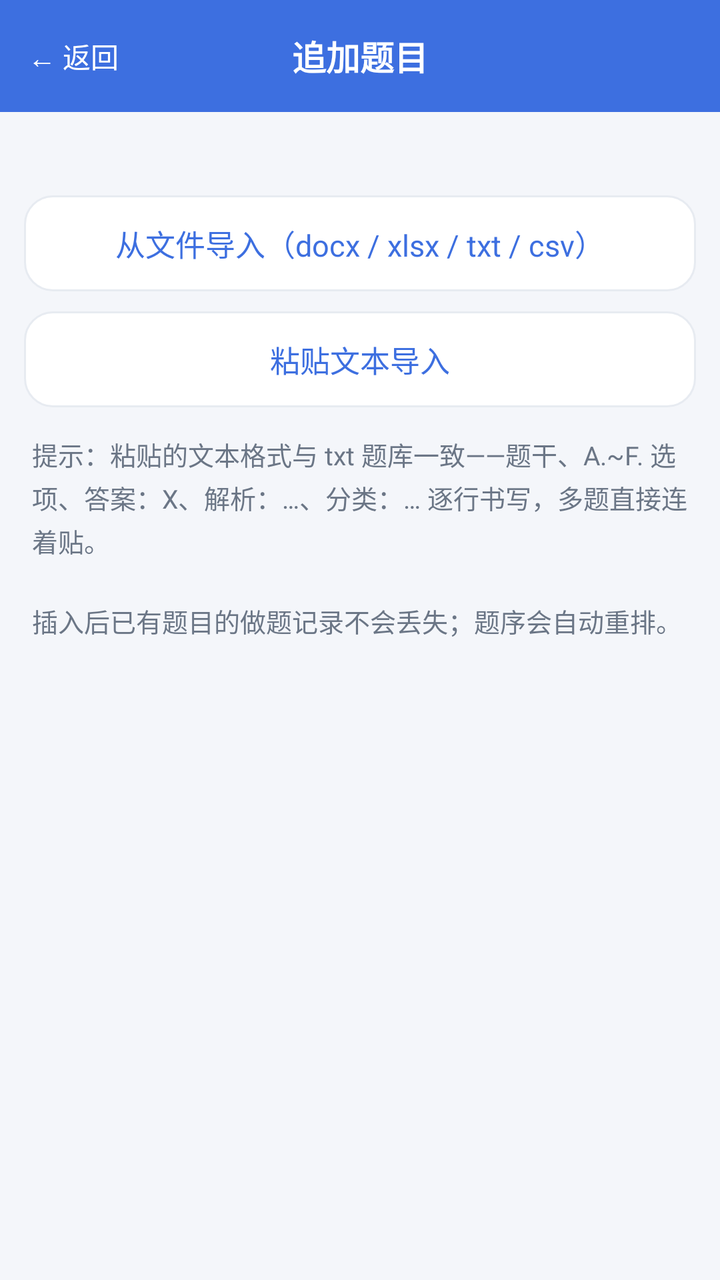
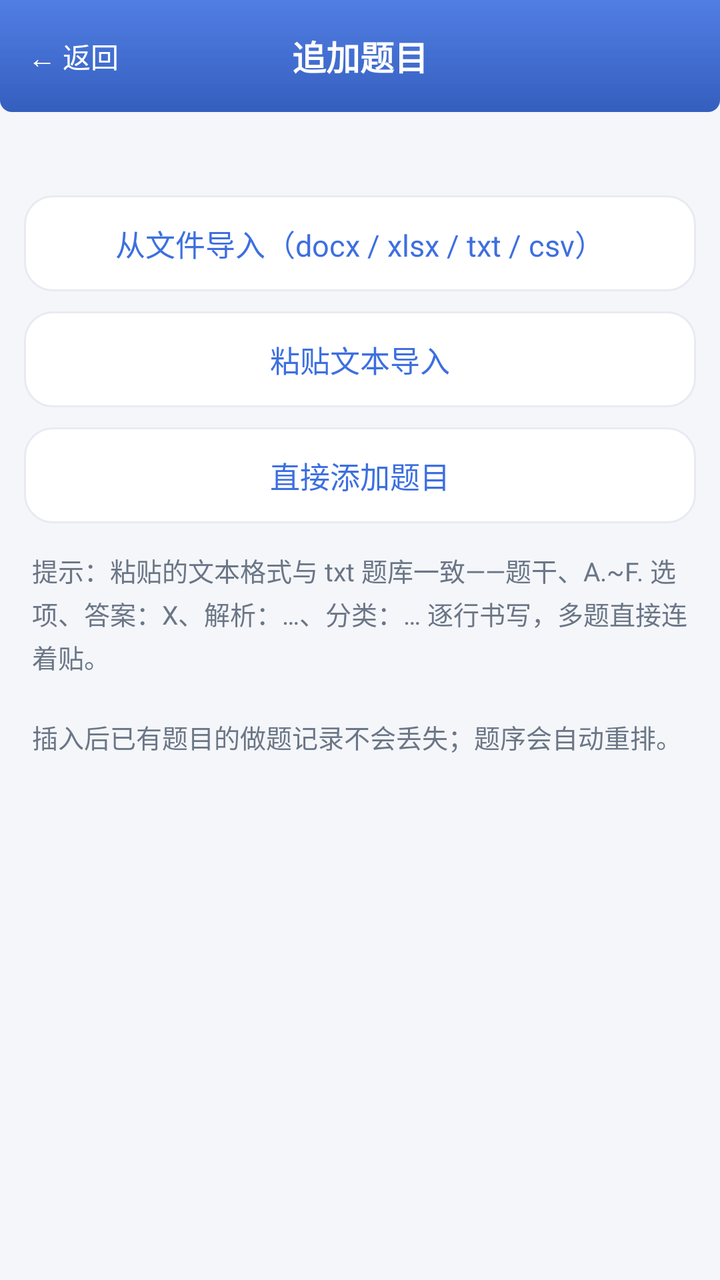

Before-and-after screenshots of an Android layout around one commit, followed by the original layout XML and the change that was made.
<!-- AndroidManifest.xml: application theme AppTheme.Light -->
<!-- res/layout/activity_append_questions.xml -->
<?xml version="1.0" encoding="utf-8"?>
<LinearLayout xmlns:android="http://schemas.android.com/apk/res/android"
    android:layout_width="match_parent"
    android:layout_height="match_parent"
    android:background="?attr/qzBg"
    android:orientation="vertical">

    <FrameLayout
        android:layout_width="match_parent"
        android:layout_height="56dp"
        android:background="?attr/qzPrimary">

        <TextView
            android:id="@+id/btnBack"
            android:layout_width="wrap_content"
            android:layout_height="match_parent"
            android:gravity="center"
            android:paddingStart="14dp"
            android:paddingEnd="14dp"
            android:text="@string/ui_4"
            android:textColor="?attr/qzOnPrimary"
            android:textSize="14sp" />

        <TextView
            android:layout_width="wrap_content"
            android:layout_height="wrap_content"
            android:layout_gravity="center"
            android:text="@string/ui_127"
            android:textColor="?attr/qzOnPrimary"
            android:textSize="17sp"
            android:textStyle="bold" />
    </FrameLayout>

    <ScrollView
        android:layout_width="match_parent"
        android:layout_height="0dp"
        android:layout_weight="1">

        <LinearLayout
            android:layout_width="match_parent"
            android:layout_height="wrap_content"
            android:orientation="vertical"
            android:padding="12dp">

            <TextView
                android:id="@+id/appendBank"
                android:layout_width="wrap_content"
                android:layout_height="wrap_content"
                android:paddingLeft="4dp"
                android:textColor="?attr/qzTextSub"
                android:textSize="13sp" />

            <TextView
                android:id="@+id/btnPickFile"
                android:layout_width="match_parent"
                android:layout_height="48dp"
                android:layout_marginTop="12dp"
                android:background="@drawable/bg_card_ripple"
                android:gravity="center"
                android:text="@string/ui_15"
                android:textColor="?attr/qzPrimary"
                android:textSize="15sp" />

            <TextView
                android:id="@+id/btnPasteText"
                android:layout_width="match_parent"
                android:layout_height="48dp"
                android:layout_marginTop="10dp"
                android:background="@drawable/bg_card_ripple"
                android:gravity="center"
                android:text="@string/ui_104"
                android:textColor="?attr/qzPrimary"
                android:textSize="15sp" />

            <TextView
                android:layout_width="match_parent"
                android:layout_height="wrap_content"
                android:layout_marginTop="14dp"
                android:lineSpacingExtra="3dp"
                android:paddingLeft="4dp"
                android:text="@string/ui_61"
                android:textColor="?attr/qzTextSub"
                android:textSize="13sp" />

            <TextView
                android:id="@+id/appendStatus"
                android:layout_width="match_parent"
                android:layout_height="wrap_content"
                android:layout_marginTop="14dp"
                android:paddingLeft="4dp"
                android:textColor="?attr/qzPrimary"
                android:textSize="13sp" />
        </LinearLayout>
    </ScrollView>
</LinearLayout>
<!-- resources referenced by this layout -->
<resources>
  <string name="ui_104">粘贴文本导入</string>
  <string name="ui_127">追加题目</string>
  <string name="ui_4">← 返回</string>
  <style name="AppTheme.Light" parent="android:Theme.Material.Light.NoActionBar">
          <item name="android:colorPrimary">@color/primaryLight</item>
          <item name="android:colorPrimaryDark">@color/primaryDarkLight</item>
          <item name="android:colorAccent">@color/primaryLight</item>
          <item name="android:windowBackground">@color/bgLight</item>
          <item name="android:colorBackground">@color/bgLight</item>
          <item name="android:statusBarColor">@color/primaryDarkLight</item>
          <item name="android:navigationBarColor">@color/bgLight</item>
          <item name="android:textColorPrimary">@color/textLight</item>
          <item name="android:textColorSecondary">@color/textSubLight</item>
  
          <item name="qzPrimary">@color/primaryLight</item>
          <item name="qzBg">@color/bgLight</item>
          <item name="qzSurface">@color/surfaceLight</item>
          <item name="qzChipBg">@color/chipBgLight</item>
          <item name="qzText">@color/textLight</item>
          <item name="qzTextSub">@color/textSubLight</item>
          <item name="qzDivider">@color/dividerLight</item>
          <item name="qzGreen">@color/greenLight</item>
          <item name="qzGreenBg">@color/greenBgLight</item>
          <item name="qzRed">@color/redLight</item>
          <item name="qzRedBg">@color/redBgLight</item>
          <item name="qzOrange">@color/orangeLight</item>
          <item name="qzOrangeBg">@color/orangeBgLight</item>
          <item name="qzPrimaryBg">@color/primaryBgLight</item>
          <item name="qzStroke">@color/strokeLight</item>
          <item name="qzOnPrimary">@color/white</item>
      </style>
  <color name="bgLight">#F4F6FA</color>
  <color name="textLight">#1F2733</color>
  <color name="redLight">#E0563F</color>
  <color name="white">#FFFFFF</color>
  <!-- unchanged entries left out for length: 16 -->
</resources>

<!-- the commit's change to res/layout/activity_append_questions.xml (unified diff, before → after) -->
@@ -8,7 +8,7 @@
     <FrameLayout
         android:layout_width="match_parent"
         android:layout_height="56dp"
-        android:background="?attr/qzPrimary">
+        android:background="@drawable/bg_topbar">
 
         <TextView
             android:id="@+id/btnBack"
@@ -71,6 +71,17 @@
                 android:text="@string/ui_104"
                 android:textColor="?attr/qzPrimary"
                 android:textSize="15sp" />
+            <TextView
+                android:id="@+id/btnAddOne"
+                android:layout_width="match_parent"
+                android:layout_height="48dp"
+                android:layout_marginTop="10dp"
+                android:background="@drawable/bg_card_ripple"
+                android:gravity="center"
+                android:text="直接添加题目"
+                android:textColor="?attr/qzPrimary"
+                android:textSize="15sp" />
+
 
             <TextView
                 android:layout_width="match_parent"
<!-- resource entries referenced after the edit -->
@@ -1,9 +1,35 @@
 <!-- resources referenced by this layout -->
 <resources>
+  <!-- drawable bg_topbar (drawable) -->
+  <?xml version="1.0" encoding="utf-8"?>
+  <layer-list xmlns:android="http://schemas.android.com/apk/res/android">
+      <item>
+          <shape android:shape="rectangle">
+              <solid android:color="?attr/qzPrimary" />
+              <corners android:bottomLeftRadius="6dp" android:bottomRightRadius="6dp" />
+          </shape>
+      </item>
+      <item>
+          <shape android:shape="rectangle">
+              <gradient android:angle="270"
+                  android:startColor="#00000000" android:endColor="#26000000" />
+              <corners android:bottomLeftRadius="6dp" android:bottomRightRadius="6dp" />
+          </shape>
+      </item>
+      <item>
+          <shape android:shape="rectangle">
+              <gradient android:angle="270"
+                  android:startColor="#1AFFFFFF" android:endColor="#00FFFFFF" />
+              <corners android:bottomLeftRadius="6dp" android:bottomRightRadius="6dp" />
+          </shape>
+      </item>
+  </layer-list>
   <string name="ui_104">粘贴文本导入</string>
   <string name="ui_127">追加题目</string>
   <string name="ui_4">← 返回</string>
   <style name="AppTheme.Light" parent="android:Theme.Material.Light.NoActionBar">
+          <item name="android:popupMenuStyle">@style/QzPopup.Light</item>
+          <item name="android:alertDialogTheme">@style/QzDialog.Light</item>
           <item name="android:colorPrimary">@color/primaryLight</item>
           <item name="android:colorPrimaryDark">@color/primaryDarkLight</item>
           <item name="android:colorAccent">@color/primaryLight</item>
@@ -31,10 +57,25 @@
           <item name="qzStroke">@color/strokeLight</item>
           <item name="qzOnPrimary">@color/white</item>
       </style>
+  <style name="QzPopup.Light" parent="android:Widget.Material.Light.PopupMenu">
+          <item name="android:popupBackground">@color/surfaceLight</item>
+          <item name="android:textColorPrimary">@color/primaryLight</item>
+          <item name="android:textColorSecondary">@color/textSubLight</item>
+      </style>
+  <style name="QzDialog.Light" parent="android:Theme.Material.Dialog.Alert">
+          <item name="android:windowBackground">@color/surfaceLight</item>
+          <item name="android:colorAccent">@color/primaryLight</item>
+          <item name="android:colorPrimary">@color/primaryLight</item>
+          <item name="android:textColorPrimary">@color/textLight</item>
+          <item name="android:textColorSecondary">@color/textSubLight</item>
+          <item name="android:colorBackgroundFloating">@color/surfaceLight</item>
+          <item name="android:textColorAlertDialogListItem">@color/dialogItemBlueLight</item>
+      </style>
   <color name="bgLight">#F4F6FA</color>
   <color name="textLight">#1F2733</color>
   <color name="redLight">#E0563F</color>
   <color name="white">#FFFFFF</color>
+  <color name="dialogItemBlueLight">#2B54A8</color>
   <!-- unchanged entries left out for length: 16 -->
 </resources>
 
